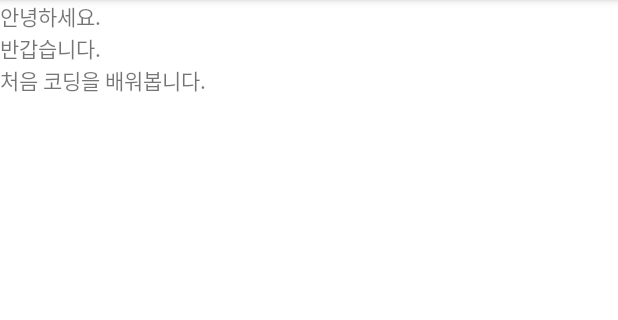
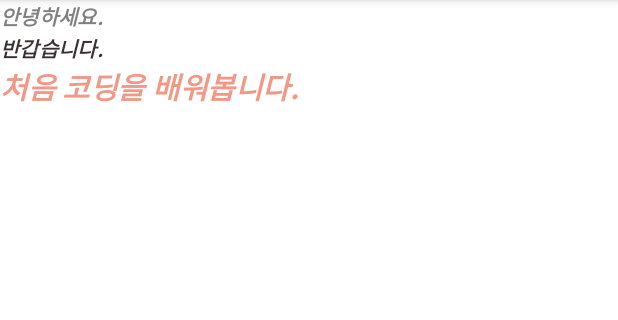
Before and after one commit to MJSdevelop/UIPractice_MJ2, an Android app: the screen it shows after launch (MainActivity), on a phone screen of 412 x 824 dp, the part 84-404 px from its top. Run offline under Robolectric (Android 15) with nearby library versions, the phone set to English and light mode, and no system bars.

Commit message:
text 속성 사용해봄

```diff
--- a/app/src/main/res/layout/activity_main.xml
+++ b/app/src/main/res/layout/activity_main.xml
@@ -14,17 +14,24 @@
         <TextView
             android:layout_width="wrap_content"
             android:layout_height="wrap_content"
-            android:text="안녕하세요."/>
+            android:textColor="#808080"
+            android:textStyle="bold|italic"
+            android:text="안녕하세요." />
 
         <TextView
             android:layout_width="wrap_content"
             android:layout_height="wrap_content"
-            android:text="반갑습니다."/>
+            android:textColor="#392f31"
+            android:textStyle="bold|italic"
+            android:text="반갑습니다." />
 
         <TextView
             android:layout_width="wrap_content"
             android:layout_height="wrap_content"
-            android:text="처음 코딩을 배워봅니다."/>
+            android:text="처음 코딩을 배워봅니다."
+            android:textColor="#f29886"
+            android:textSize="20sp"
+            android:textStyle="bold|italic" />
 
     </LinearLayout>
 
```
